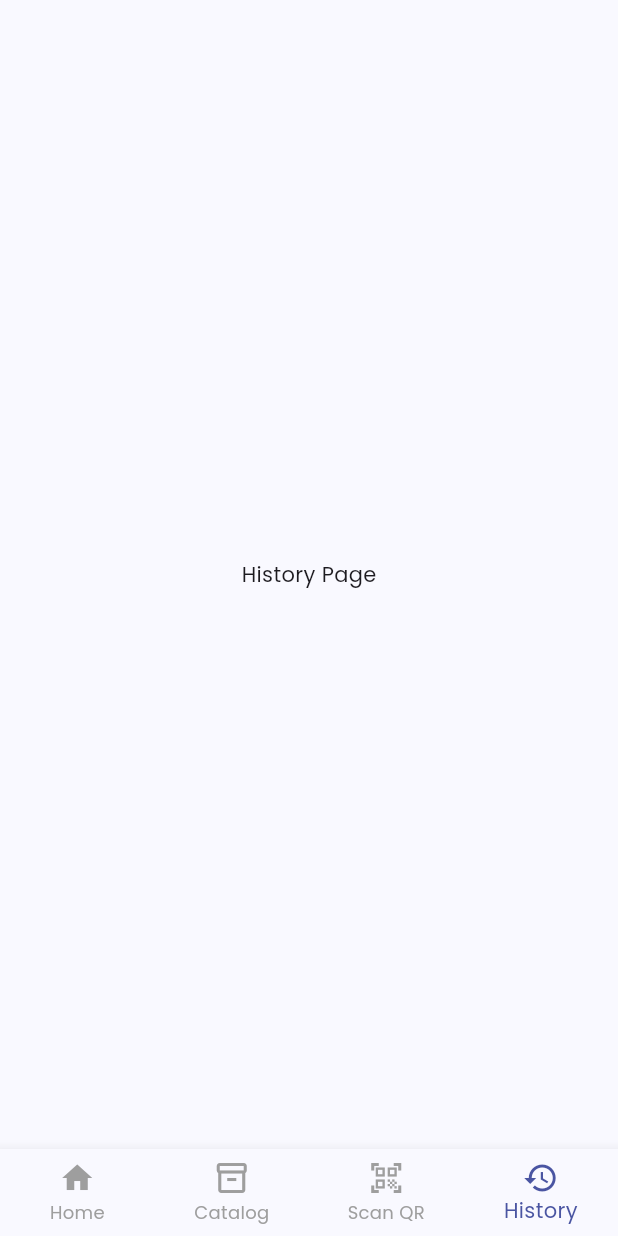
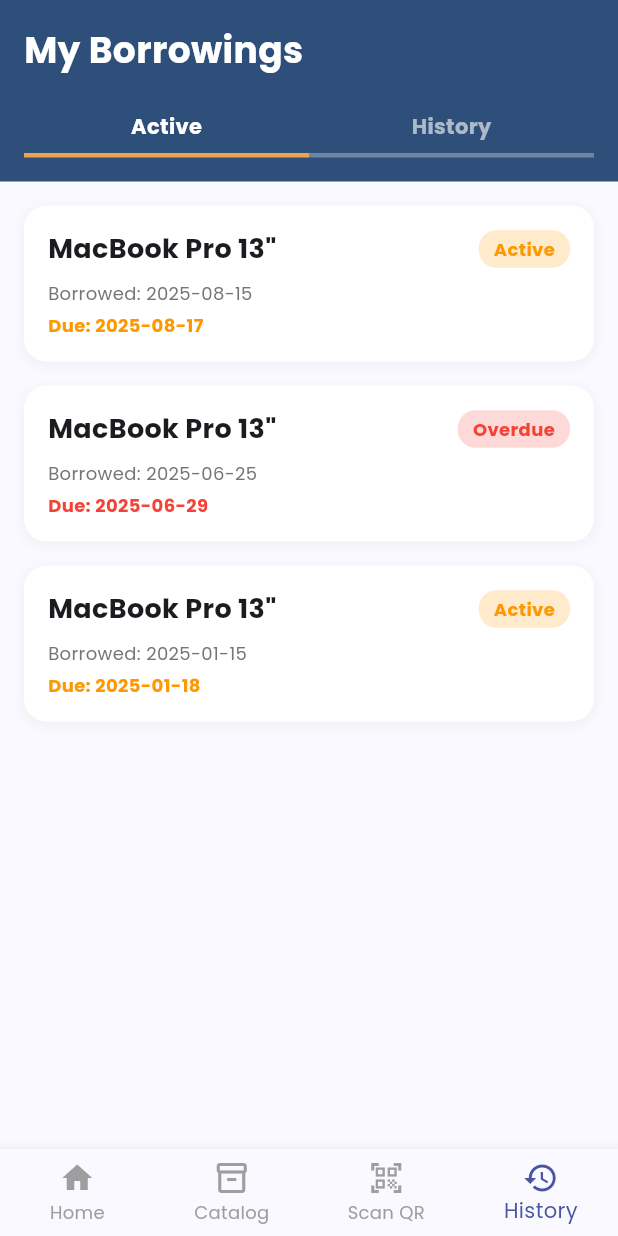
Before and after one commit to aisamae13/eborrow, a Flutter app: the BottomNav screen opened directly, item 4 of the bottom bar chosen, on a phone screen of 412 x 824 dp. Run offline on Flutter 3.47's test engine with Material 3 defaults, Android fonts, the phone set to English and light mode, and no system bars; our stand-ins replace google_fonts; missing offline and left inert: mobile_scanner.

Commit message:
added forgotpass & history page

```diff
--- a/lib/bottom_nav.dart
+++ b/lib/bottom_nav.dart
@@ -2,6 +2,7 @@
 import 'homepage.dart';
 import 'catalogpage.dart';
 import 'scanqr.dart';
+import 'historypage.dart';
 
 
 class BottomNav extends StatefulWidget {
@@ -28,8 +29,7 @@
       HomePage(onNavigate: _onItemTapped),
       const CatalogPage(),
       const ScanQRPage(),
-      // A placeholder widget for the History page.
-      const Center(child: Text('History Page')),
+      const HistoryPage(),
     ];
   }
 
--- /dev/null
+++ b/lib/historypage.dart
@@ -0,0 +1,314 @@
+import 'package:flutter/material.dart';
+
+class HistoryPage extends StatefulWidget {
+  const HistoryPage({super.key});
+
+  @override
+  State<HistoryPage> createState() => _HistoryPageState();
+}
+
+class _HistoryPageState extends State<HistoryPage> {
+  // Tracks the currently selected tab: 0 for Active, 1 for History.
+  int _selectedIndex = 0;
+
+  // Sample data for active and history items.
+  // This would typically come from an external source (like a database).
+  final List<BorrowedItem> _activeItems = [
+    BorrowedItem(
+      name: 'MacBook Pro 13"',
+      borrowedDate: '2025-08-15',
+      dueDate: '2025-08-17',
+      status: 'Active',
+      statusColor: Colors.orange,
+    ),
+    BorrowedItem(
+      name: 'MacBook Pro 13"',
+      borrowedDate: '2025-06-25',
+      dueDate: '2025-06-29',
+      status: 'Overdue',
+      statusColor: Colors.red,
+    ),
+    BorrowedItem(
+      name: 'MacBook Pro 13"',
+      borrowedDate: '2025-01-15',
+      dueDate: '2025-01-18',
+      status: 'Active',
+      statusColor: Colors.orange,
+    ),
+  ];
+
+  final List<BorrowedItem> _historyItems = [
+    BorrowedItem(
+      name: 'HDMI Cable',
+      borrowedDate: '2025-01-10',
+      returnedDate: '2025-01-12',
+      status: 'Returned',
+      statusColor: Colors.green,
+    ),
+    BorrowedItem(
+      name: 'HDMI Cable',
+      borrowedDate: '2025-01-10',
+      returnedDate: '2025-01-12',
+      status: 'Returned',
+      statusColor: Colors.green,
+    ),
+    BorrowedItem(
+      name: 'HDMI Cable',
+      borrowedDate: '2025-01-10',
+      returnedDate: '2025-01-12',
+      status: 'Returned',
+      statusColor: Colors.green,
+    ),
+    BorrowedItem(
+      name: 'HDMI Cable',
+      borrowedDate: '2025-06-10',
+      returnedDate: '2025-01-12',
+      status: 'Returned',
+      statusColor: Colors.green,
+    ),
+    BorrowedItem(
+      name: 'HDMI Cable',
+      borrowedDate: '2025-01-10',
+      returnedDate: '2025-01-12',
+      status: 'Returned',
+      statusColor: Colors.green,
+    ),
+  ];
+
+  @override
+  Widget build(BuildContext context) {
+    return Scaffold(
+      body: SingleChildScrollView(
+        child: Column(
+          children: [
+            // Custom App Bar with Tab functionality
+            _buildCustomAppBar(),
+
+            // The main content of the page changes based on the selected tab.
+            _selectedIndex == 0 ? _buildActiveItemsList() : _buildHistoryItemsList(),
+          ],
+        ),
+      ),
+    );
+  }
+
+  // A custom app bar that includes a title and a tab selector.
+  Widget _buildCustomAppBar() {
+    return Container(
+      width: double.infinity,
+      color: const Color(0xFF2E4F7A), // The dark blue header color.
+      child: SafeArea(
+        bottom: false,
+        child: Padding(
+          padding: const EdgeInsets.symmetric(horizontal: 16.0, vertical: 16.0),
+          child: Column(
+            crossAxisAlignment: CrossAxisAlignment.start,
+            children: [
+              const Text(
+                'My Borrowings',
+                style: TextStyle(
+                  color: Colors.white,
+                  fontSize: 24,
+                  fontWeight: FontWeight.bold,
+                ),
+              ),
+              const SizedBox(height: 16),
+              _buildTabSelector(),
+            ],
+          ),
+        ),
+      ),
+    );
+  }
+
+  // The widget for the "Active" and "History" tabs.
+  Widget _buildTabSelector() {
+    return Row(
+      children: [
+        Expanded(
+          child: GestureDetector(
+            onTap: () {
+              setState(() {
+                _selectedIndex = 0;
+              });
+            },
+            child: Container(
+              padding: const EdgeInsets.symmetric(vertical: 8.0),
+              decoration: BoxDecoration(
+                border: Border(
+                  bottom: BorderSide(
+                    color: _selectedIndex == 0
+                        ? const Color(0xFFECA352) // Highlight color for active tab.
+                        : Colors.white.withOpacity(0.3),
+                    width: 3.0,
+                  ),
+                ),
+              ),
+              child: Center(
+                child: Text(
+                  'Active',
+                  style: TextStyle(
+                    color: _selectedIndex == 0
+                        ? Colors.white
+                        : Colors.white.withOpacity(0.6),
+                    fontWeight: FontWeight.bold,
+                  ),
+                ),
+              ),
+            ),
+          ),
+        ),
+        Expanded(
+          child: GestureDetector(
+            onTap: () {
+              setState(() {
+                _selectedIndex = 1;
+              });
+            },
+            child: Container(
+              padding: const EdgeInsets.symmetric(vertical: 8.0),
+              decoration: BoxDecoration(
+                border: Border(
+                  bottom: BorderSide(
+                    color: _selectedIndex == 1
+                        ? const Color(0xFFECA352) // Highlight color for history tab.
+                        : Colors.white.withOpacity(0.3),
+                    width: 3.0,
+                  ),
+                ),
+              ),
+              child: Center(
+                child: Text(
+                  'History',
+                  style: TextStyle(
+                    color: _selectedIndex == 1
+                        ? Colors.white
+                        : Colors.white.withOpacity(0.6),
+                    fontWeight: FontWeight.bold,
+                  ),
+                ),
+              ),
+            ),
+          ),
+        ),
+      ],
+    );
+  }
+
+  // Builds the list of active borrowed items.
+  Widget _buildActiveItemsList() {
+    return Padding(
+      padding: const EdgeInsets.all(16.0),
+      child: Column(
+        children: _activeItems.map((item) {
+          return Padding(
+            padding: const EdgeInsets.only(bottom: 16.0),
+            child: _buildBorrowedItemCard(item),
+          );
+        }).toList(),
+      ),
+    );
+  }
+
+  // Builds the list of returned items from history.
+  Widget _buildHistoryItemsList() {
+    return Padding(
+      padding: const EdgeInsets.all(16.0),
+      child: Column(
+        children: _historyItems.map((item) {
+          return Padding(
+            padding: const EdgeInsets.only(bottom: 16.0),
+            child: _buildBorrowedItemCard(item),
+          );
+        }).toList(),
+      ),
+    );
+  }
+
+  // Reusable widget for an individual borrowed item card.
+  Widget _buildBorrowedItemCard(BorrowedItem item) {
+    return Container(
+      padding: const EdgeInsets.all(16.0),
+      decoration: BoxDecoration(
+        color: Colors.white,
+        borderRadius: BorderRadius.circular(15.0),
+        boxShadow: [
+          BoxShadow(
+            color: Colors.grey.withOpacity(0.1),
+            spreadRadius: 1,
+            blurRadius: 5,
+            offset: const Offset(0, 2),
+          ),
+        ],
+      ),
+      child: Column(
+        crossAxisAlignment: CrossAxisAlignment.start,
+        children: [
+          Row(
+            mainAxisAlignment: MainAxisAlignment.spaceBetween,
+            children: [
+              Text(
+                item.name,
+                style: const TextStyle(
+                  fontSize: 18,
+                  fontWeight: FontWeight.bold,
+                ),
+              ),
+              Container(
+                padding: const EdgeInsets.symmetric(horizontal: 10.0, vertical: 4.0),
+                decoration: BoxDecoration(
+                  color: item.statusColor.withOpacity(0.2),
+                  borderRadius: BorderRadius.circular(12.0),
+                ),
+                child: Text(
+                  item.status,
+                  style: TextStyle(
+                    color: item.statusColor,
+                    fontWeight: FontWeight.bold,
+                    fontSize: 12,
+                  ),
+                ),
+              ),
+            ],
+          ),
+          const SizedBox(height: 8),
+          Text(
+            'Borrowed: ${item.borrowedDate}',
+            style: TextStyle(
+              color: Colors.grey[600],
+              fontSize: 12,
+            ),
+          ),
+          const SizedBox(height: 4),
+          Text(
+            item.status == 'Returned' ? 'Returned: ${item.returnedDate}' : 'Due: ${item.dueDate}',
+            style: TextStyle(
+              color: item.statusColor,
+              fontWeight: FontWeight.bold,
+              fontSize: 12,
+            ),
+          ),
+        ],
+      ),
+    );
+  }
+}
+
+// A simple model class for a borrowed item to keep data organized.
+class BorrowedItem {
+  final String name;
+  final String borrowedDate;
+  final String status;
+  final Color statusColor;
+  final String? dueDate;
+  final String? returnedDate;
+
+  BorrowedItem({
+    required this.name,
+    required this.borrowedDate,
+    required this.status,
+    required this.statusColor,
+    this.dueDate,
+    this.returnedDate,
+  });
+}
```
Also changed, not shown: lib/forgotpasswordpage.dart (added, +163 -0 lines), lib/loginpage.dart (+6 -2 lines).
